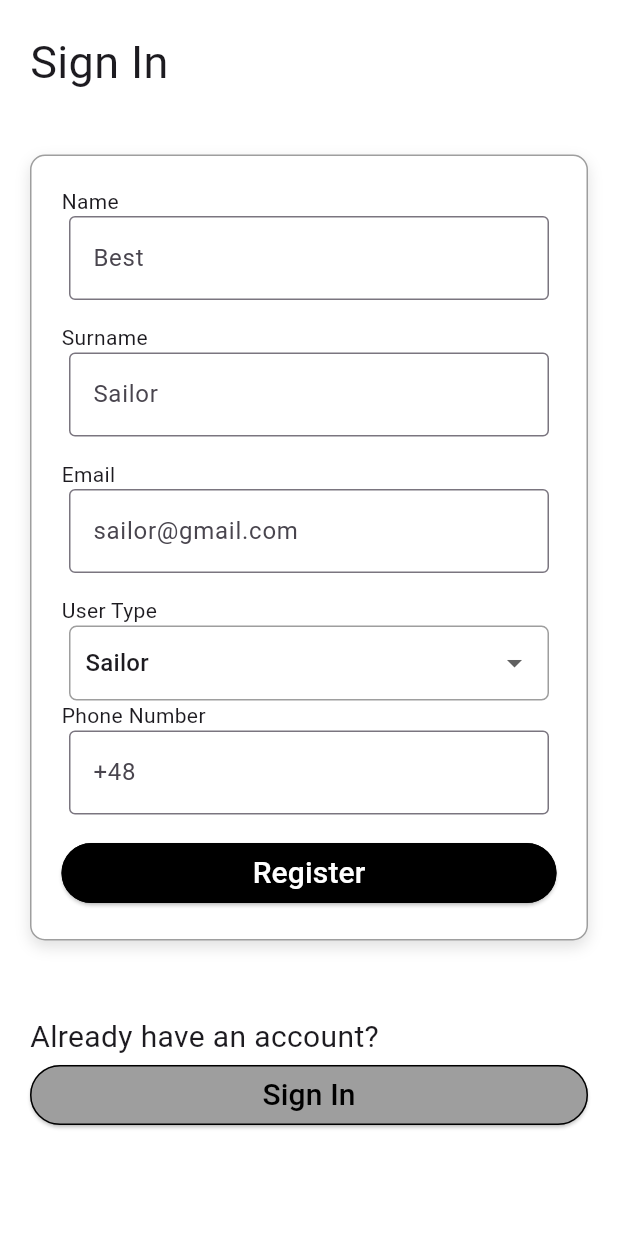
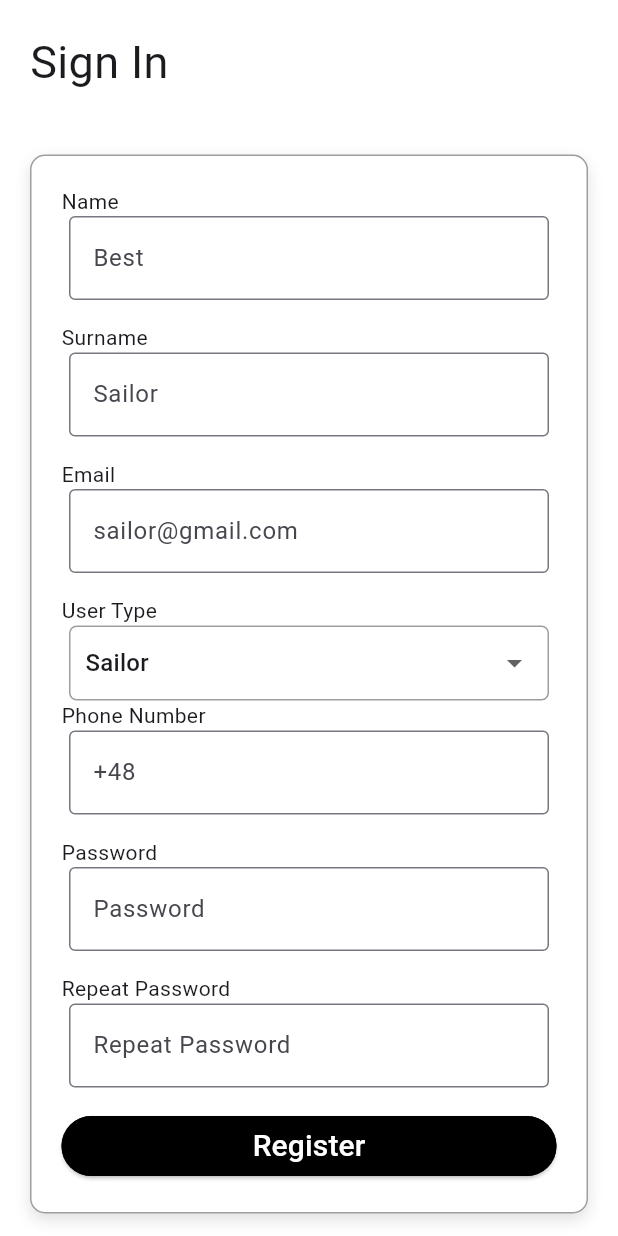
Before and after one commit to SE2-GMMWZ/mobile-frontend, a Flutter app: the RegistrationPage screen opened directly, after a tap on "Register", on a phone screen of 412 x 824 dp. Run offline on Flutter 3.47's test engine with Material 3 defaults, Android fonts, the phone set to English and light mode, and no system bars.

Commit message:
registration page update

```diff
--- a/lib/registration_page.dart
+++ b/lib/registration_page.dart
@@ -9,6 +9,8 @@ class RegistrationPage extends StatefulWidget {
 }
 
 String selectedValue = 'Sailor';
+final TextEditingController passwordController = TextEditingController();
+final TextEditingController confirmPasswordController = TextEditingController();
 
 class _RegistrationPageState extends State<RegistrationPage> {
   @override
@@ -123,10 +125,48 @@ class _RegistrationPageState extends State<RegistrationPage> {
                     ),
                     const SizedBox(height: 15),
 
+                    const Text("Password"),
+                    Padding(
+                      padding: const EdgeInsets.symmetric(horizontal: 5),
+                      child: TextField(
+                        controller: passwordController,
+                        obscureText: true,
+                        decoration: InputDecoration(
+                          hintText: 'Password',
+                          border: OutlineInputBorder(),
+                        ),
+                      ),
+                    ),
+                    const SizedBox(height: 15),
+
+                    const Text("Repeat Password"),
+                    Padding(
+                      padding: const EdgeInsets.symmetric(horizontal: 5),
+                      child: TextField(
+                        controller: confirmPasswordController,
+                        obscureText: true,
+                        decoration: InputDecoration(
+                          hintText: 'Repeat Password',
+                          border: OutlineInputBorder(),
+                        ),
+                      ),
+                    ),
+                    const SizedBox(height: 15),
+
                     SizedBox(
                       width: double.infinity,
                       child: ElevatedButton(
-                        onPressed: () {},
+                        onPressed: () {
+                          final password = passwordController.text;
+                          final confirmPassword = confirmPasswordController.text;
+
+                          if (password != confirmPassword) {
+                            ScaffoldMessenger.of(context).showSnackBar(
+                              SnackBar(content: Text("Password is not correctly confirmed!")),
+                            );
+                            return;
+                          }
+                        },
                         style: ElevatedButton.styleFrom(
                           backgroundColor: Colors.black,
                           foregroundColor: Colors.white,
```
